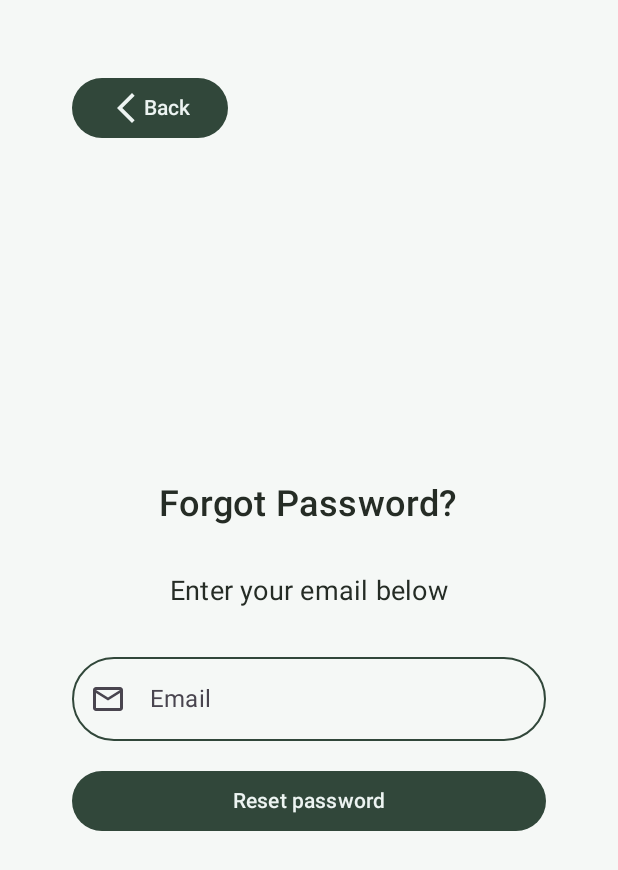
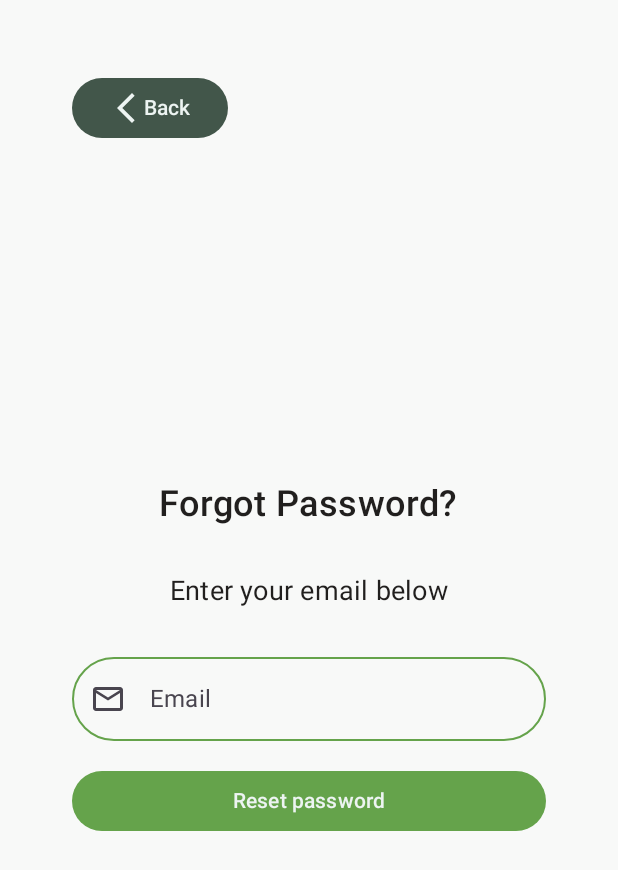
Before and after one commit to danyloplaksyvy/TeamManagementApp, an Android app built with Jetpack Compose: the ForgotScreen screen opened through its navigation route, on a phone screen of 412 x 824 dp. Shown: the top 870 px of the screen. Run offline under Robolectric (Android 15) with nearby library versions, the phone set to English and light mode, and no system bars; Roboto replaces fonts that are not available here.

Commit message:
UI Main Screen + Changed Color Scheme

```diff
--- a/app/src/main/java/com/example/teammanagementapp/navigation/MainNavGraph.kt
+++ b/app/src/main/java/com/example/teammanagementapp/navigation/MainNavGraph.kt
@@ -6,13 +6,14 @@ import androidx.navigation.NavHostController
 import androidx.navigation.compose.composable
 import androidx.navigation.navigation
 import com.example.teammanagementapp.Screens
+import com.example.teammanagementapp.view.main.MainScreen
 
 fun NavGraphBuilder.mainNavGraph(
     navController: NavHostController
 ) {
     navigation(route = Graph.MAIN, startDestination = Screens.MainScreen.name) {
         composable(route = Screens.MainScreen.name) {
-
+            MainScreen()
         }
     }
 }
--- a/app/src/main/java/com/example/teammanagementapp/ui/theme/MyTheme.kt
+++ b/app/src/main/java/com/example/teammanagementapp/ui/theme/MyTheme.kt
@@ -8,17 +8,17 @@ import androidx.compose.ui.graphics.Color
 @Composable
 fun MyTheme(content: @Composable () -> Unit) {
     val colors = lightColorScheme(
-        primary = Color(49, 71, 58, 255),
+        primary = Color(101, 163, 75, 255),
         onPrimary = Color(237, 244, 242, 255),
-        secondary = Color(49, 71, 58, 255),
+        secondary = Color(145, 201, 232, 255),
         onSecondary = Color(237, 244, 242, 255),
-        tertiary = Color(132, 43, 13, 255),
+        tertiary = Color(193, 160, 107, 255),
         onTertiary = Color(237, 244, 242, 255),
 //        surface = Color(63, 99, 203, 255),
 //        onSurface = Color(5, 9, 21),
-        background = Color(245, 248, 246, 255),
-        onBackground = Color(37, 44, 37, 255),
-        outline = Color(49, 71, 58, 255),
+        background = Color(248, 249, 248, 255),
+        onBackground = Color(33, 31, 30, 255),
+        outline = Color(101, 163, 75, 255),
     )
     MaterialTheme(
         colorScheme = colors,
--- a/app/src/main/java/com/example/teammanagementapp/view/ProjectsListScreen.kt
+++ /dev/null
@@ -1 +0,0 @@
-package com.example.teammanagementapp.view
--- a/app/src/main/java/com/example/teammanagementapp/view/StartScreen.kt
+++ /dev/null
@@ -1 +0,0 @@
-package com.example.teammanagementapp.view
--- a/app/src/main/java/com/example/teammanagementapp/view/TeamMembersListScreen.kt
+++ /dev/null
@@ -1 +0,0 @@
-package com.example.teammanagementapp.view
--- a/app/src/main/java/com/example/teammanagementapp/view/authentication/ForgotScreen.kt
+++ b/app/src/main/java/com/example/teammanagementapp/view/authentication/ForgotScreen.kt
@@ -1,5 +1,6 @@
 package com.example.teammanagementapp.view.authentication
 
+import androidx.compose.foundation.background
 import androidx.compose.foundation.layout.Arrangement
 import androidx.compose.foundation.layout.Box
 import androidx.compose.foundation.layout.Column
@@ -11,10 +12,9 @@ import androidx.compose.foundation.text.KeyboardOptions
 import androidx.compose.material.icons.Icons
 import androidx.compose.material.icons.filled.ArrowBackIosNew
 import androidx.compose.material.icons.outlined.Email
-import androidx.compose.material.icons.outlined.Password
 import androidx.compose.material3.Button
+import androidx.compose.material3.ButtonDefaults
 import androidx.compose.material3.Icon
-import androidx.compose.material3.IconButton
 import androidx.compose.material3.OutlinedTextField
 import androidx.compose.material3.Text
 import androidx.compose.runtime.Composable
@@ -22,10 +22,10 @@ import androidx.compose.runtime.mutableStateOf
 import androidx.compose.runtime.remember
 import androidx.compose.ui.Alignment
 import androidx.compose.ui.Modifier
+import androidx.compose.ui.graphics.Color
 import androidx.compose.ui.text.font.FontWeight
 import androidx.compose.ui.text.input.ImeAction
 import androidx.compose.ui.text.input.KeyboardType
-import androidx.compose.ui.tooling.preview.Preview
 import androidx.compose.ui.unit.dp
 import androidx.compose.ui.unit.sp
 import androidx.navigation.NavController
@@ -41,7 +41,11 @@ fun ForgotScreen(navController: NavController) {
     ) {
         Button(
             onClick = { navController.navigate(Screens.SignInScreen.name) },
-            Modifier.align(alignment = Alignment.TopStart)
+            Modifier
+                .align(alignment = Alignment.TopStart),
+            colors = ButtonDefaults.buttonColors(
+                containerColor = Color(49, 71, 58, 232)
+            )
         ) {
             Icon(Icons.Default.ArrowBackIosNew, "Back")
             Text("Back")
@@ -74,7 +78,10 @@ fun ForgotScreen(navController: NavController) {
                 modifier = Modifier
                     .fillMaxWidth()
                     .padding(vertical = 8.dp),
-                keyboardOptions = KeyboardOptions( keyboardType = KeyboardType.Email, imeAction = ImeAction.Done)
+                keyboardOptions = KeyboardOptions(
+                    keyboardType = KeyboardType.Email,
+                    imeAction = ImeAction.Done
+                )
             )
             Button(
                 onClick = { navController.navigate(Screens.StartAuthScreen.name) },
```
Also changed, not shown: app/src/main/java/com/example/teammanagementapp/view/authentication/SignInScreen.kt (+15 -3 lines), app/src/main/java/com/example/teammanagementapp/view/authentication/SignUpScreen.kt (+19 -3 lines), app/src/main/java/com/example/teammanagementapp/view/main/MainScreen.kt (added, +50 -0 lines), app/src/main/java/com/example/teammanagementapp/view/main/ProjectCard.kt (added, +127 -0 lines), app/src/main/res/drawable/peopleworking.png (added).
